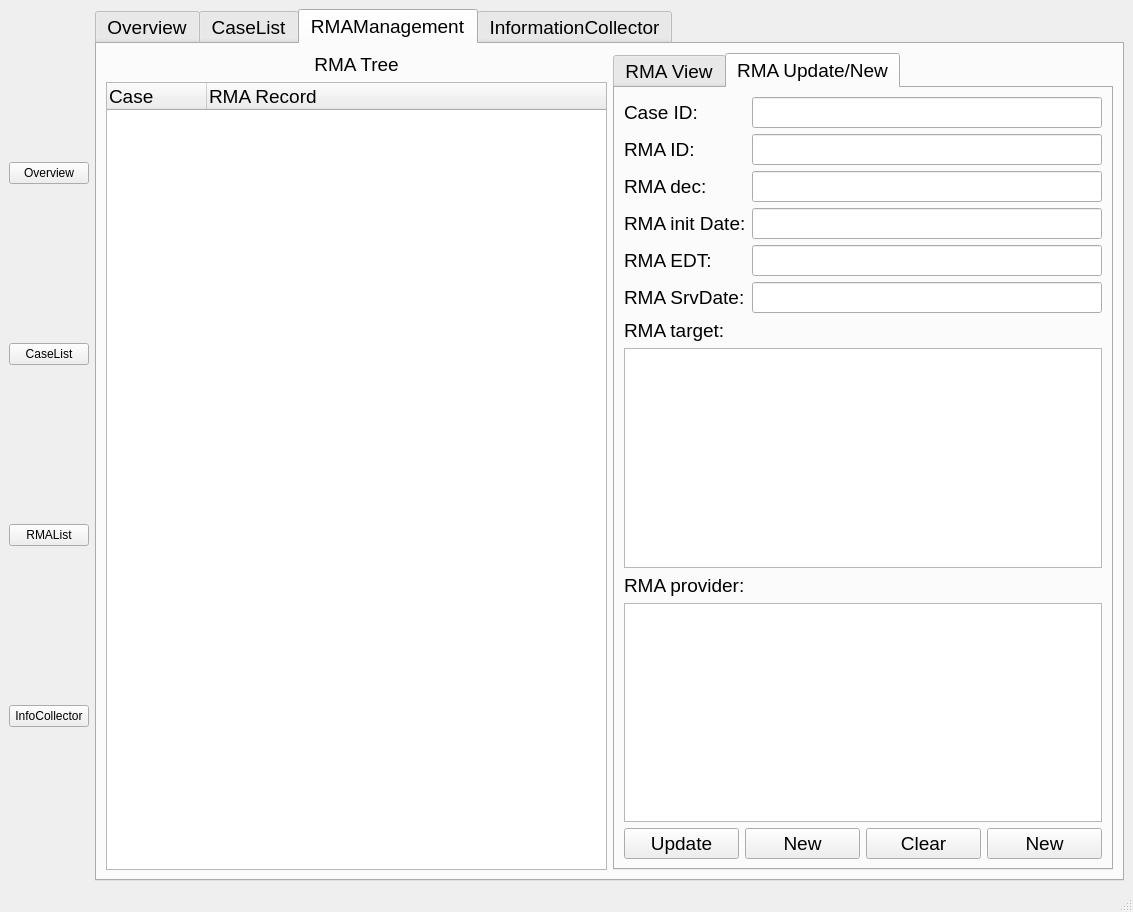
Above: main_ui.ui from swanduron/nvbug before the change. Below: the same form after it.
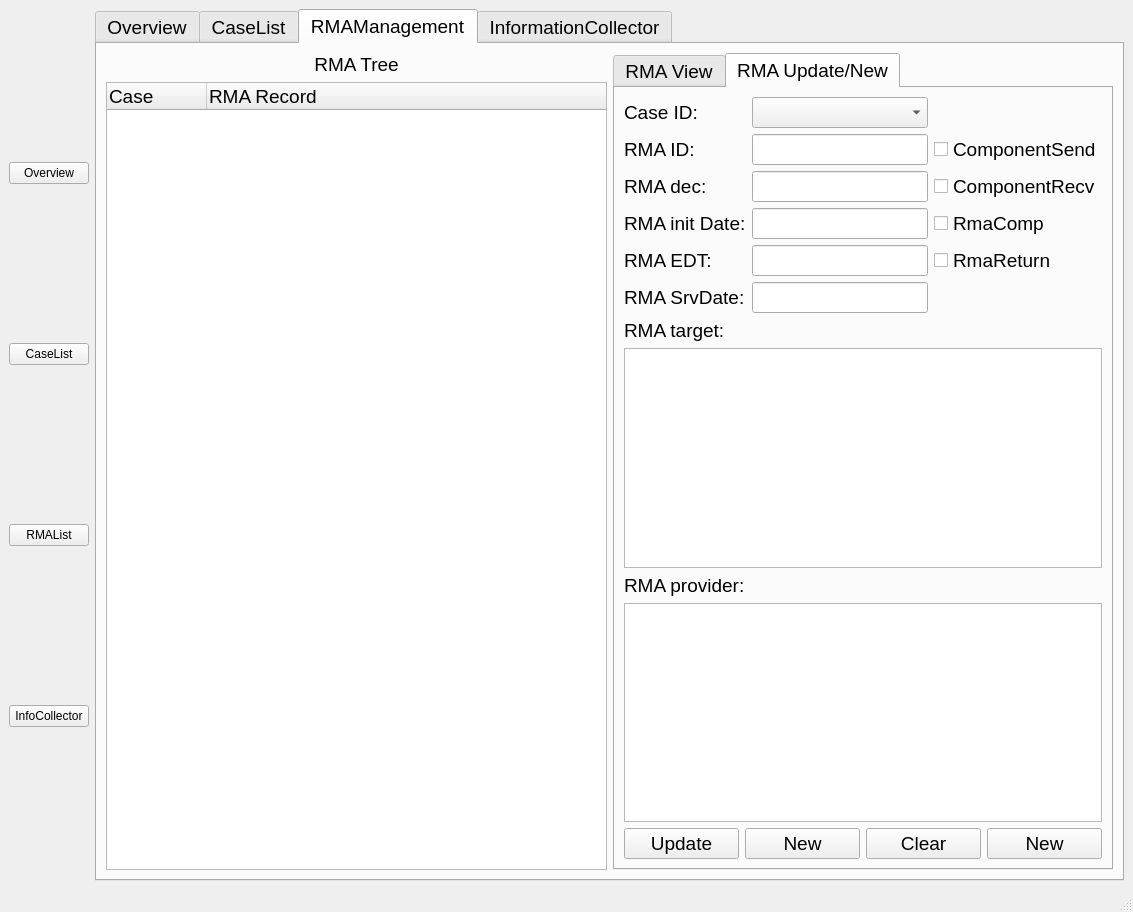
That is the form after the change. The open tabs and pages were chosen to show the change.

```diff
--- a/main_ui.ui
+++ b/main_ui.ui
@@ -542,9 +542,6 @@
                 </property>
                </widget>
               </item>
-              <item row="0" column="1">
-               <widget class="QLineEdit" name="lineEdit_3"/>
-              </item>
               <item row="1" column="1">
                <widget class="QLineEdit" name="lineEdit_4"/>
               </item>
@@ -588,6 +585,37 @@
               <item row="5" column="1">
                <widget class="QLineEdit" name="lineEdit_8"/>
               </item>
+              <item row="1" column="2">
+               <widget class="QCheckBox" name="checkBox_5">
+                <property name="text">
+                 <string>ComponentSend</string>
+                </property>
+               </widget>
+              </item>
+              <item row="2" column="2">
+               <widget class="QCheckBox" name="checkBox_7">
+                <property name="text">
+                 <string>ComponentRecv</string>
+                </property>
+               </widget>
+              </item>
+              <item row="3" column="2">
+               <widget class="QCheckBox" name="checkBox_8">
+                <property name="text">
+                 <string>RmaComp</string>
+                </property>
+               </widget>
+              </item>
+              <item row="4" column="2">
+               <widget class="QCheckBox" name="checkBox_6">
+                <property name="text">
+                 <string>RmaReturn</string>
+                </property>
+               </widget>
+              </item>
+              <item row="0" column="1">
+               <widget class="QComboBox" name="comboBox_2"/>
+              </item>
              </layout>
             </item>
             <item>
```
Left out of the diff: 34 changed lines with no effect on the pictures.
